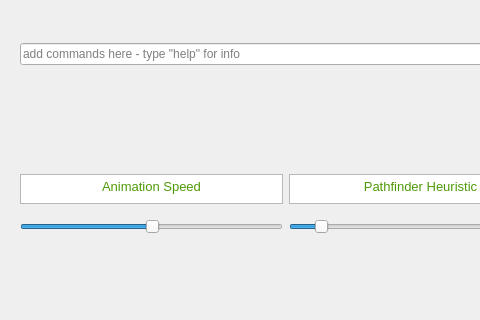
The window that mainwindow.ui (alken01/MP22-Team-c9-FA) describes before a commit, drawn with Qt 5; both pictures show x 0 to 480 and y 338 to 658 of the 838 by 658 pixel window.
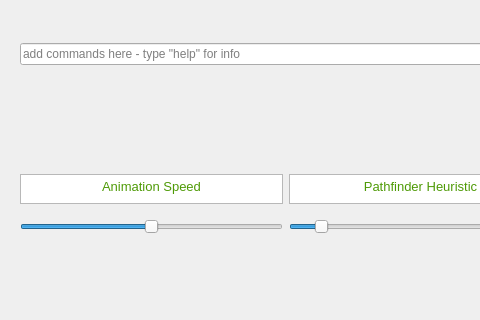
The same window after the commit.

The edit to the form file:
```diff
--- a/mainwindow.ui
+++ b/mainwindow.ui
@@ -704,6 +704,12 @@
            <height>30</height>
           </size>
          </property>
+         <property name="maximum">
+          <number>100</number>
+         </property>
+         <property name="singleStep">
+          <number>10</number>
+         </property>
          <property name="value">
           <number>50</number>
          </property>
```
